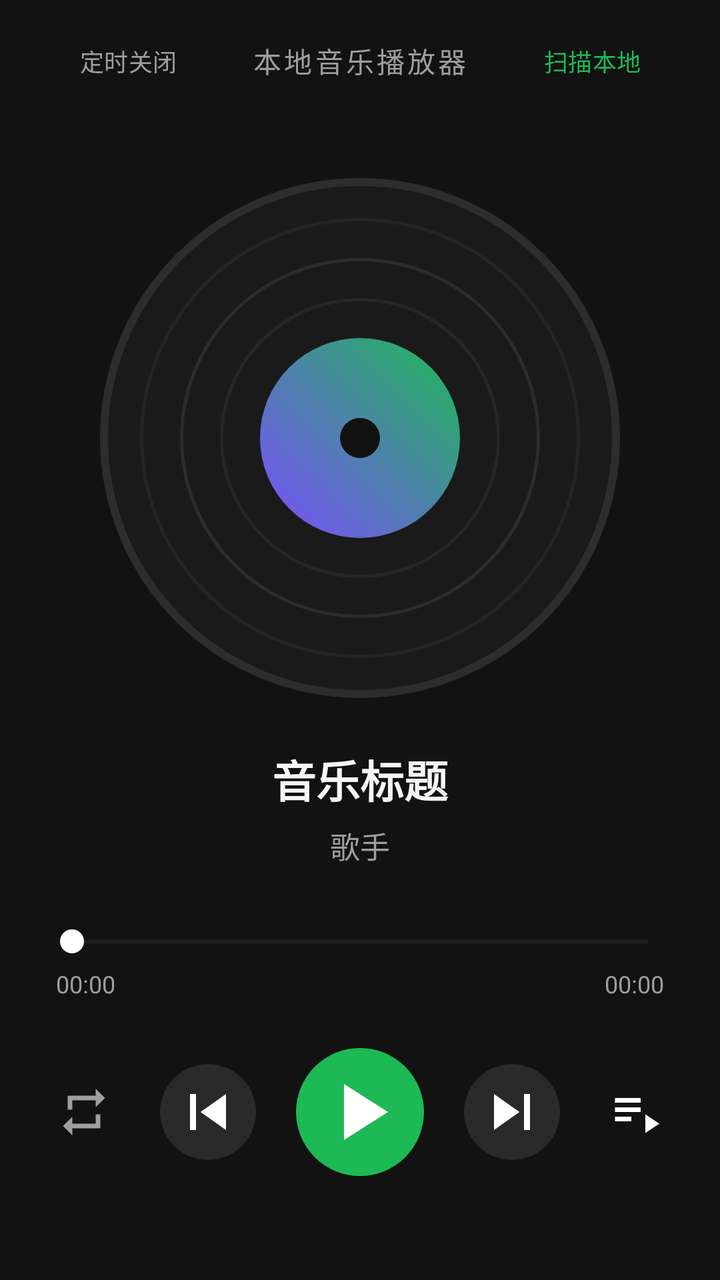
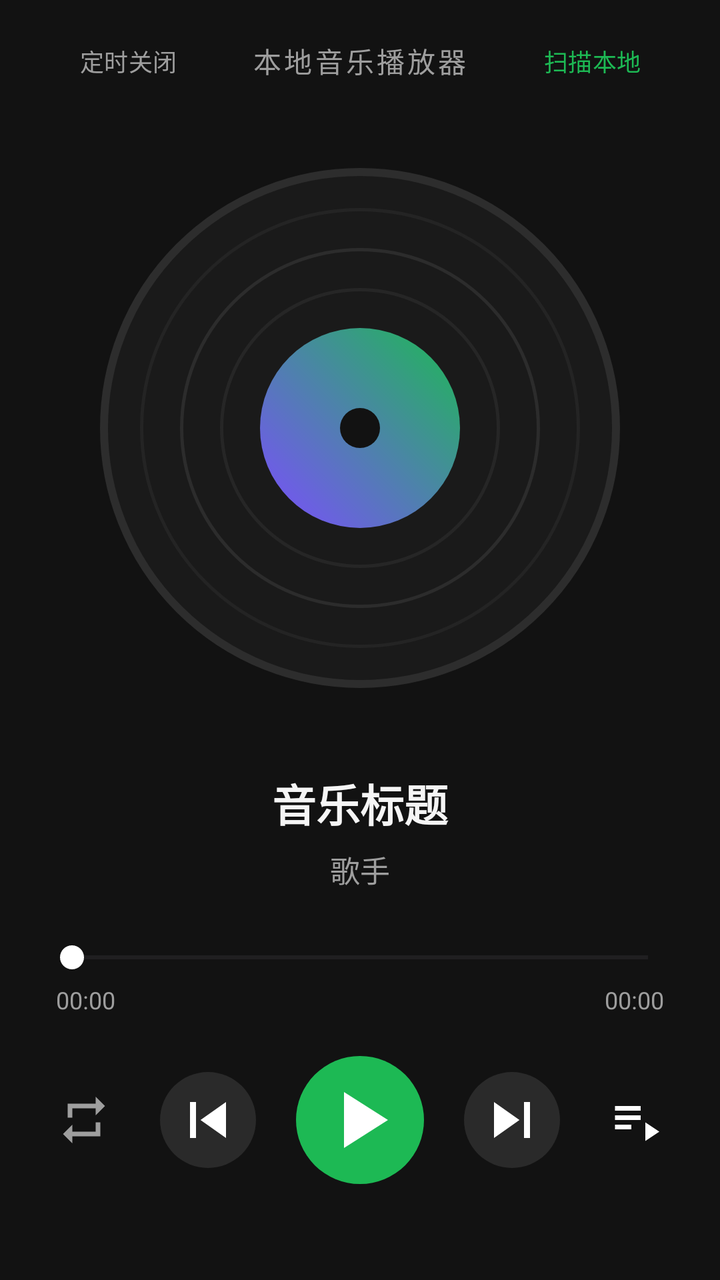

Compare the two renders of this Android layout. The source of the first and the diff that turns it into the second are given below.
<!-- AndroidManifest.xml: application theme Theme.LocalMusicPlayer -->
<!-- res/layout/activity_main.xml -->
<?xml version="1.0" encoding="utf-8"?>
<androidx.constraintlayout.widget.ConstraintLayout xmlns:android="http://schemas.android.com/apk/res/android"
    xmlns:app="http://schemas.android.com/apk/res-auto"
    android:layout_width="match_parent"
    android:layout_height="match_parent"
    android:background="@color/bg_dark"
    android:padding="20dp">

    
    <Button
        android:id="@+id/btnSleepTimer"
        style="@style/Widget.Material3.Button.TextButton"
        android:layout_width="wrap_content"
        android:layout_height="wrap_content"
        android:text="定时关闭"
        android:textColor="@color/text_secondary"
        android:textSize="12sp"
        app:layout_constraintBottom_toBottomOf="@+id/tvHeader"
        app:layout_constraintStart_toStartOf="parent"
        app:layout_constraintTop_toTopOf="@+id/tvHeader" />

    
    <TextView
        android:id="@+id/tvHeader"
        android:layout_width="wrap_content"
        android:layout_height="wrap_content"
        android:text="本地音乐播放器"
        android:textColor="@color/text_secondary"
        android:textSize="14sp"
        android:letterSpacing="0.1"
        app:layout_constraintEnd_toEndOf="parent"
        app:layout_constraintStart_toStartOf="parent"
        app:layout_constraintTop_toTopOf="parent" />

    
    <Button
        android:id="@+id/btnScanLocal"
        style="@style/Widget.Material3.Button.TextButton"
        android:layout_width="wrap_content"
        android:layout_height="wrap_content"
        android:text="扫描本地"
        android:textColor="@color/accent_green"
        android:textSize="12sp"
        app:layout_constraintBottom_toBottomOf="@+id/tvHeader"
        app:layout_constraintEnd_toEndOf="parent"
        app:layout_constraintTop_toTopOf="@+id/tvHeader" />

    
    <ImageView
        android:id="@+id/ivVinylDisc"
        android:layout_width="260dp"
        android:layout_height="260dp"
        android:layout_marginTop="32dp"
        android:contentDescription="唱片封面"
        android:src="@drawable/bg_vinyl"
        app:layout_constraintBottom_toTopOf="@+id/tvSongTitle"
        app:layout_constraintEnd_toEndOf="parent"
        app:layout_constraintStart_toStartOf="parent"
        app:layout_constraintTop_toBottomOf="@+id/tvHeader"
        app:layout_constraintVertical_bias="0.4" />

    
    <TextView
        android:id="@+id/tvSongTitle"
        android:layout_width="0dp"
        android:layout_height="wrap_content"
        android:layout_marginStart="16dp"
        android:layout_marginEnd="16dp"
        android:layout_marginBottom="6dp"
        android:ellipsize="end"
        android:gravity="center"
        android:maxLines="1"
        android:text="音乐标题"
        android:textColor="@color/text_primary"
        android:textSize="22sp"
        android:textStyle="bold"
        app:layout_constraintBottom_toTopOf="@+id/tvArtist"
        app:layout_constraintEnd_toEndOf="parent"
        app:layout_constraintStart_toStartOf="parent" />

    
    <TextView
        android:id="@+id/tvArtist"
        android:layout_width="wrap_content"
        android:layout_height="wrap_content"
        android:layout_marginBottom="28dp"
        android:text="歌手"
        android:textColor="@color/text_secondary"
        android:textSize="15sp"
        app:layout_constraintBottom_toTopOf="@+id/seekBar"
        app:layout_constraintEnd_toEndOf="parent"
        app:layout_constraintStart_toStartOf="parent" />

    
    <SeekBar
        android:id="@+id/seekBar"
        android:layout_width="0dp"
        android:layout_height="wrap_content"
        android:layout_marginBottom="4dp"
        android:max="100"
        android:progressTint="@color/accent_green"
        android:thumbTint="@color/white"
        app:layout_constraintBottom_toTopOf="@+id/tvCurrentTime"
        app:layout_constraintEnd_toEndOf="parent"
        app:layout_constraintStart_toStartOf="parent" />

    
    <TextView
        android:id="@+id/tvCurrentTime"
        android:layout_width="wrap_content"
        android:layout_height="wrap_content"
        android:layout_marginStart="8dp"
        android:layout_marginBottom="24dp"
        android:text="00:00"
        android:textColor="@color/text_secondary"
        android:textSize="12sp"
        app:layout_constraintBottom_toTopOf="@+id/layoutControls"
        app:layout_constraintStart_toStartOf="@+id/seekBar" />

    
    <TextView
        android:id="@+id/tvTotalTime"
        android:layout_width="wrap_content"
        android:layout_height="wrap_content"
        android:layout_marginEnd="8dp"
        android:layout_marginBottom="24dp"
        android:text="00:00"
        android:textColor="@color/text_secondary"
        android:textSize="12sp"
        app:layout_constraintBottom_toTopOf="@+id/layoutControls"
        app:layout_constraintEnd_toEndOf="@+id/seekBar" />

    
    <LinearLayout
        android:id="@+id/layoutControls"
        android:layout_width="match_parent"
        android:layout_height="wrap_content"
        android:layout_marginBottom="32dp"
        android:gravity="center"
        android:orientation="horizontal"
        app:layout_constraintBottom_toBottomOf="parent"
        app:layout_constraintEnd_toEndOf="parent"
        app:layout_constraintStart_toStartOf="parent">

        <ImageButton
            android:id="@+id/btnMode"
            android:layout_width="44dp"
            android:layout_height="44dp"
            android:background="?attr/selectableItemBackgroundBorderless"
            android:contentDescription="播放模式"
            android:padding="8dp"
            android:src="@drawable/ic_repeat" />

        <Space
            android:layout_width="0dp"
            android:layout_height="1dp"
            android:layout_weight="1" />

        <ImageButton
            android:id="@+id/btnPrevious"
            android:layout_width="48dp"
            android:layout_height="48dp"
            android:background="@drawable/bg_circle_btn"
            android:contentDescription="上一首"
            android:padding="8dp"
            android:src="@drawable/ic_skip_previous" />

        <Space
            android:layout_width="20dp"
            android:layout_height="1dp" />

        <ImageButton
            android:id="@+id/btnPlayPause"
            android:layout_width="64dp"
            android:layout_height="64dp"
            android:background="@drawable/bg_play_btn"
            android:contentDescription="播放/暂停"
            android:padding="12dp"
            android:src="@drawable/ic_play" />

        <Space
            android:layout_width="20dp"
            android:layout_height="1dp" />

        <ImageButton
            android:id="@+id/btnNext"
            android:layout_width="48dp"
            android:layout_height="48dp"
            android:background="@drawable/bg_circle_btn"
            android:contentDescription="下一首"
            android:padding="8dp"
            android:src="@drawable/ic_skip_next" />

        <Space
            android:layout_width="0dp"
            android:layout_height="1dp"
            android:layout_weight="1" />

        <ImageButton
            android:id="@+id/btnPlaylist"
            android:layout_width="44dp"
            android:layout_height="44dp"
            android:background="?attr/selectableItemBackgroundBorderless"
            android:contentDescription="播放列表"
            android:padding="8dp"
            android:src="@drawable/ic_playlist" />

    </LinearLayout>

</androidx.constraintlayout.widget.ConstraintLayout>
<!-- resources referenced by this layout -->
<resources>
  <color name="accent_green">#1DB954</color>
  <color name="bg_dark">#121212</color>
  <color name="text_primary">#F5F5F5</color>
  <color name="text_secondary">#9E9E9E</color>
  <color name="white">#FFFFFFFF</color>
  <!-- drawable bg_circle_btn (drawable) -->
  <?xml version="1.0" encoding="utf-8"?>
  <shape xmlns:android="http://schemas.android.com/apk/res/android"
      android:shape="oval">
      <solid android:color="#2A2A2A" />
      <size android:width="48dp" android:height="48dp" />
  </shape>
  <!-- drawable bg_play_btn (drawable) -->
  <?xml version="1.0" encoding="utf-8"?>
  <shape xmlns:android="http://schemas.android.com/apk/res/android"
      android:shape="oval">
      <solid android:color="@color/accent_green" />
      <size android:width="64dp" android:height="64dp" />
  </shape>
  <!-- drawable ic_play (drawable) -->
  <vector xmlns:android="http://schemas.android.com/apk/res/android"
      android:width="48dp"
      android:height="48dp"
      android:viewportWidth="24"
      android:viewportHeight="24">
    <path
        android:fillColor="@color/white"
        android:pathData="M8,5v14l11,-7z"/>
  </vector>
  <!-- drawable ic_playlist (drawable) -->
  <vector xmlns:android="http://schemas.android.com/apk/res/android"
      android:width="28dp"
      android:height="28dp"
      android:viewportWidth="24"
      android:viewportHeight="24">
    <path
        android:fillColor="@color/white"
        android:pathData="M3,10h11v2L3,12v-2zM3,6h11v2L3,8V6zM3,14h7v2L3,16v-2zM16,13v8l6,-4 -6,-4z"/>
  </vector>
  <!-- drawable ic_repeat (drawable) -->
  <vector xmlns:android="http://schemas.android.com/apk/res/android"
      android:width="28dp"
      android:height="28dp"
      android:viewportWidth="24"
      android:viewportHeight="24">
    <path
        android:fillColor="@color/text_secondary"
        android:pathData="M7,7h10v3l4,-4 -4,-4v3L5,5v6h2L7,7zM17,17L7,17v-3l-4,4 4,4v-3h12v-6h-2v4z"/>
  </vector>
  <!-- drawable ic_skip_next (drawable) -->
  <vector xmlns:android="http://schemas.android.com/apk/res/android"
      android:width="36dp"
      android:height="36dp"
      android:viewportWidth="24"
      android:viewportHeight="24">
    <path
        android:fillColor="@color/white"
        android:pathData="M6,18l8.5,-6L6,6v12zM16,6v12h2L18,6h-2z"/>
  </vector>
  <!-- drawable ic_skip_previous (drawable) -->
  <vector xmlns:android="http://schemas.android.com/apk/res/android"
      android:width="36dp"
      android:height="36dp"
      android:viewportWidth="24"
      android:viewportHeight="24">
    <path
        android:fillColor="@color/white"
        android:pathData="M6,6h2v12L6,18L6,6zM9.5,12l8.5,6L18,6l-8.5,6z"/>
  </vector>
  <style name="Theme.LocalMusicPlayer" parent="Theme.Material3.DayNight.NoActionBar">
          <item name="android:statusBarColor">@color/bg_dark</item>
          <item name="android:windowBackground">@color/bg_dark</item>
          <item name="android:navigationBarColor">@color/bg_dark</item>
          <item name="colorPrimary">@color/accent_green</item>
      </style>
  <!-- unchanged entries left out for length: 1 -->
</resources>

<!-- the commit's change to res/layout/activity_main.xml (unified diff, before → after) -->
@@ -46,18 +46,37 @@
         app:layout_constraintTop_toTopOf="@+id/tvHeader" />
 
     
-    <ImageView
-        android:id="@+id/ivVinylDisc"
-        android:layout_width="260dp"
-        android:layout_height="260dp"
-        android:layout_marginTop="32dp"
-        android:contentDescription="唱片封面"
-        android:src="@drawable/bg_vinyl"
+    <FrameLayout
+        android:id="@+id/containerCenter"
+        android:layout_width="0dp"
+        android:layout_height="280dp"
+        android:layout_marginTop="20dp"
         app:layout_constraintBottom_toTopOf="@+id/tvSongTitle"
         app:layout_constraintEnd_toEndOf="parent"
         app:layout_constraintStart_toStartOf="parent"
         app:layout_constraintTop_toBottomOf="@+id/tvHeader"
-        app:layout_constraintVertical_bias="0.4" />
+        app:layout_constraintVertical_bias="0.3">
+
+        
+        <ImageView
+            android:id="@+id/ivVinylDisc"
+            android:layout_width="260dp"
+            android:layout_height="260dp"
+            android:layout_gravity="center"
+            android:contentDescription="唱片封面"
+            android:src="@drawable/bg_vinyl" />
+
+        
+        <androidx.recyclerview.widget.RecyclerView
+            android:id="@+id/rvLyrics"
+            android:layout_width="match_parent"
+            android:layout_height="match_parent"
+            android:clipToPadding="false"
+            android:paddingTop="110dp"
+            android:paddingBottom="110dp"
+            android:visibility="gone" />
+
+    </FrameLayout>
 
     
     <TextView
@@ -83,7 +102,7 @@
         android:id="@+id/tvArtist"
         android:layout_width="wrap_content"
         android:layout_height="wrap_content"
-        android:layout_marginBottom="28dp"
+        android:layout_marginBottom="24dp"
         android:text="歌手"
         android:textColor="@color/text_secondary"
         android:textSize="15sp"
@@ -110,7 +129,7 @@
         android:layout_width="wrap_content"
         android:layout_height="wrap_content"
         android:layout_marginStart="8dp"
-        android:layout_marginBottom="24dp"
+        android:layout_marginBottom="20dp"
         android:text="00:00"
         android:textColor="@color/text_secondary"
         android:textSize="12sp"
@@ -123,7 +142,7 @@
         android:layout_width="wrap_content"
         android:layout_height="wrap_content"
         android:layout_marginEnd="8dp"
-        android:layout_marginBottom="24dp"
+        android:layout_marginBottom="20dp"
         android:text="00:00"
         android:textColor="@color/text_secondary"
         android:textSize="12sp"
@@ -135,7 +154,7 @@
         android:id="@+id/layoutControls"
         android:layout_width="match_parent"
         android:layout_height="wrap_content"
-        android:layout_marginBottom="32dp"
+        android:layout_marginBottom="28dp"
         android:gravity="center"
         android:orientation="horizontal"
         app:layout_constraintBottom_toBottomOf="parent"
